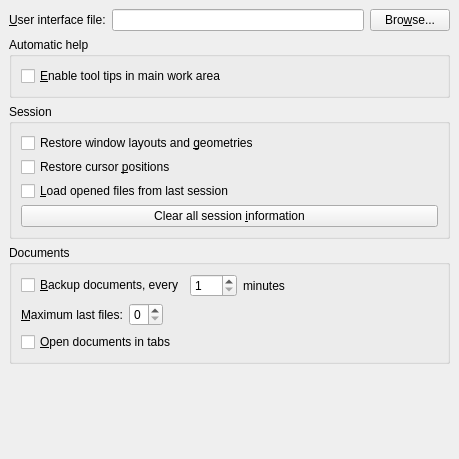
This is src/frontends/qt4/ui/PrefUi.ui in cburschka/lyx as Qt 5 draws it before an edit. The edited form follows.
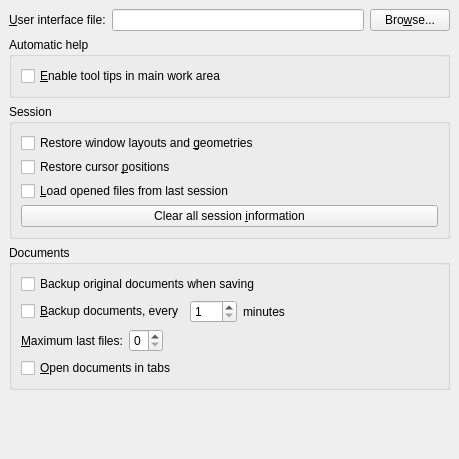
This is the edited form.

Commit message: It appears that somewhere along the way, backing up originals when saving got conflated with autosaving, with the result that it became impossible to disable autosaving, as reported on the user list. This patch disentangles the two again.

What changed in the file:
```diff
--- a/src/frontends/qt4/ui/PrefUi.ui
+++ b/src/frontends/qt4/ui/PrefUi.ui
@@ -94,7 +94,7 @@
       <property name="spacing" >
        <number>6</number>
       </property>
-      <item row="1" column="0" colspan="4" >
+      <item row="2" column="0" colspan="4" >
        <layout class="QHBoxLayout" >
         <property name="spacing" >
          <number>6</number>
@@ -134,7 +134,14 @@
         </item>
        </layout>
       </item>
-      <item row="0" column="3" >
+      <item row="0" column="0" colspan="4">
+      <widget class="QCheckBox" name="backupCB">
+      <property name="text">
+      <string>Backup original documents when saving</string>
+      </property>
+      </widget>
+      </item>
+      <item row="1" column="3" >
        <spacer>
         <property name="orientation" >
          <enum>Qt::Horizontal</enum>
@@ -147,14 +154,14 @@
         </property>
        </spacer>
       </item>
-      <item row="0" column="2" >
+      <item row="1" column="2" >
        <widget class="QLabel" name="TextLabel1" >
         <property name="text" >
          <string>minutes</string>
         </property>
        </widget>
       </item>
-      <item row="0" column="1" >
+      <item row="1" column="1" >
        <widget class="QSpinBox" name="autoSaveSB" >
         <property name="minimum" >
          <number>1</number>
@@ -164,14 +171,14 @@
         </property>
        </widget>
       </item>
-      <item row="0" column="0" >
+      <item row="1" column="0" >
        <widget class="QCheckBox" name="autoSaveCB" >
         <property name="text" >
          <string>&amp;Backup documents, every</string>
         </property>
        </widget>
       </item>
-      <item row="2" column="0" colspan="4" >
+      <item row="3" column="0" colspan="4" >
        <widget class="QCheckBox" name="openDocumentsInTabsCB" >
         <property name="text" >
          <string>&amp;Open documents in tabs</string>
```
The commit also changes 1 other file.
